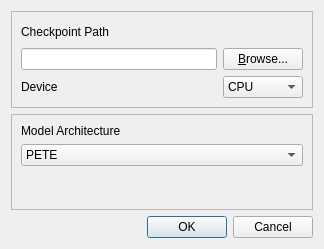
antolu/sps-app-hysteresis, file resources/ui/model_load_dialog.ui: the form before one commit.
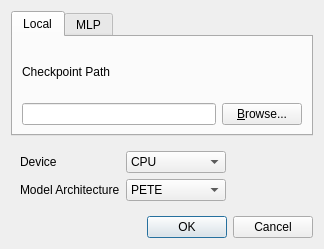
The form after the commit.

Commit message: add MLP model loading in app

Patch:
```diff
--- a/resources/ui/model_load_dialog.ui
+++ b/resources/ui/model_load_dialog.ui
@@ -15,24 +15,52 @@
   </property>
   <layout class="QVBoxLayout" name="verticalLayout">
    <item>
+    <widget class="QTabWidget" name="tabWidget">
+     <property name="currentIndex">
+      <number>0</number>
+     </property>
+     <widget class="QWidget" name="tabLocal">
+      <attribute name="title">
+       <string>Local</string>
+      </attribute>
+      <layout class="QVBoxLayout" name="verticalLayout_2">
+       <property name="leftMargin">
+        <number>0</number>
+       </property>
+       <property name="topMargin">
+        <number>0</number>
+       </property>
+       <property name="rightMargin">
+        <number>0</number>
+       </property>
+       <property name="bottomMargin">
+        <number>0</number>
+       </property>
+       <item>
     <widget class="QFrame" name="frame_2">
      <property name="frameShape">
-      <enum>QFrame::StyledPanel</enum>
+          <enum>QFrame::NoFrame</enum>
      </property>
      <property name="frameShadow">
       <enum>QFrame::Raised</enum>
      </property>
      <layout class="QGridLayout" name="gridLayout">
-      <item row="0" column="0">
-       <widget class="QLabel" name="label">
+          <item row="1" column="1">
+           <widget class="QPushButton" name="buttonBrowse">
         <property name="sizePolicy">
-         <sizepolicy hsizetype="Expanding" vsizetype="Preferred">
+             <sizepolicy hsizetype="Fixed" vsizetype="Fixed">
           <horstretch>0</horstretch>
           <verstretch>0</verstretch>
          </sizepolicy>
         </property>
+            <property name="maximumSize">
+             <size>
+              <width>150</width>
+              <height>16777215</height>
+             </size>
+            </property>
         <property name="text">
-         <string>Checkpoint Path</string>
+             <string>&amp;Browse...</string>
         </property>
        </widget>
       </item>
@@ -49,26 +77,72 @@
         </property>
        </widget>
       </item>
-      <item row="1" column="1">
-       <widget class="QPushButton" name="buttonBrowse">
+          <item row="0" column="0">
+           <widget class="QLabel" name="label">
         <property name="sizePolicy">
-         <sizepolicy hsizetype="Fixed" vsizetype="Fixed">
+             <sizepolicy hsizetype="Expanding" vsizetype="Preferred">
           <horstretch>0</horstretch>
           <verstretch>0</verstretch>
          </sizepolicy>
         </property>
-        <property name="maximumSize">
-         <size>
-          <width>150</width>
-          <height>16777215</height>
-         </size>
-        </property>
+            <property name="text">
+             <string>Checkpoint Path</string>
+            </property>
+           </widget>
+          </item>
+         </layout>
+        </widget>
+       </item>
+      </layout>
+     </widget>
+     <widget class="QWidget" name="tabMLP">
+      <attribute name="title">
+       <string>MLP</string>
+      </attribute>
+      <layout class="QFormLayout" name="formLayout">
+       <item row="0" column="0">
+        <widget class="QLabel" name="labelModelName">
         <property name="text">
-         <string>&amp;Browse...</string>
+          <string>Model Name</string>
         </property>
        </widget>
       </item>
-      <item row="2" column="0">
+       <item row="1" column="0">
+        <widget class="QLabel" name="labelModelVersion">
+         <property name="text">
+          <string>Model version</string>
+         </property>
+        </widget>
+       </item>
+       <item row="1" column="1">
+        <widget class="QLineEdit" name="lineModelVersion"/>
+       </item>
+       <item row="0" column="1">
+        <widget class="QLineEdit" name="lineModelName"/>
+       </item>
+      </layout>
+     </widget>
+    </widget>
+   </item>
+   <item>
+    <widget class="QFrame" name="frame_3">
+     <property name="layoutDirection">
+      <enum>Qt::LeftToRight</enum>
+     </property>
+     <property name="frameShape">
+      <enum>QFrame::NoFrame</enum>
+     </property>
+     <property name="frameShadow">
+      <enum>QFrame::Raised</enum>
+     </property>
+     <layout class="QFormLayout" name="formLayout_3">
+      <property name="fieldGrowthPolicy">
+       <enum>QFormLayout::AllNonFixedFieldsGrow</enum>
+      </property>
+      <property name="formAlignment">
+       <set>Qt::AlignLeading|Qt::AlignLeft|Qt::AlignTop</set>
+      </property>
+      <item row="1" column="0">
        <widget class="QLabel" name="labelDevice">
         <property name="sizePolicy">
          <sizepolicy hsizetype="Expanding" vsizetype="Preferred">
@@ -81,20 +155,23 @@
         </property>
        </widget>
       </item>
-      <item row="2" column="1">
+      <item row="1" column="1">
        <widget class="QComboBox" name="comboDevice">
         <property name="sizePolicy">
-         <sizepolicy hsizetype="Fixed" vsizetype="Fixed">
+         <sizepolicy hsizetype="Preferred" vsizetype="Fixed">
           <horstretch>0</horstretch>
           <verstretch>0</verstretch>
          </sizepolicy>
         </property>
         <property name="maximumSize">
          <size>
-          <width>150</width>
+          <width>100</width>
           <height>16777215</height>
          </size>
         </property>
+        <property name="layoutDirection">
+         <enum>Qt::LeftToRight</enum>
+        </property>
         <item>
          <property name="text">
           <string>CPU</string>
@@ -107,27 +184,21 @@
         </item>
        </widget>
       </item>
-     </layout>
-    </widget>
-   </item>
-   <item>
-    <widget class="QFrame" name="frame_3">
-     <property name="frameShape">
-      <enum>QFrame::StyledPanel</enum>
-     </property>
-     <property name="frameShadow">
-      <enum>QFrame::Raised</enum>
-     </property>
-     <layout class="QFormLayout" name="formLayout_3">
-      <item row="0" column="0">
+      <item row="2" column="0">
        <widget class="QLabel" name="labelModel">
         <property name="text">
          <string>Model Architecture</string>
         </property>
        </widget>
       </item>
-      <item row="1" column="0" colspan="2">
+      <item row="2" column="1">
        <widget class="QComboBox" name="comboBoxModel">
+        <property name="maximumSize">
+         <size>
+          <width>100</width>
+          <height>16777215</height>
+         </size>
+        </property>
         <item>
          <property name="text">
           <string>PETE</string>
```
Lines whose indentation alone changed are shown as unchanged. The commit also changes 4 other files.
